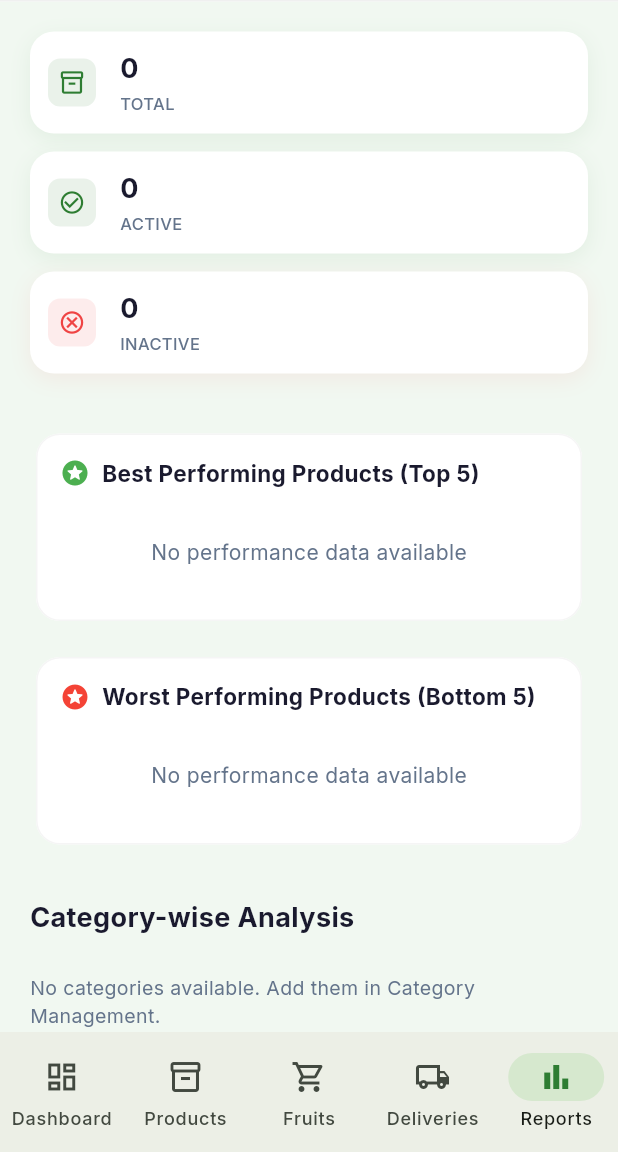
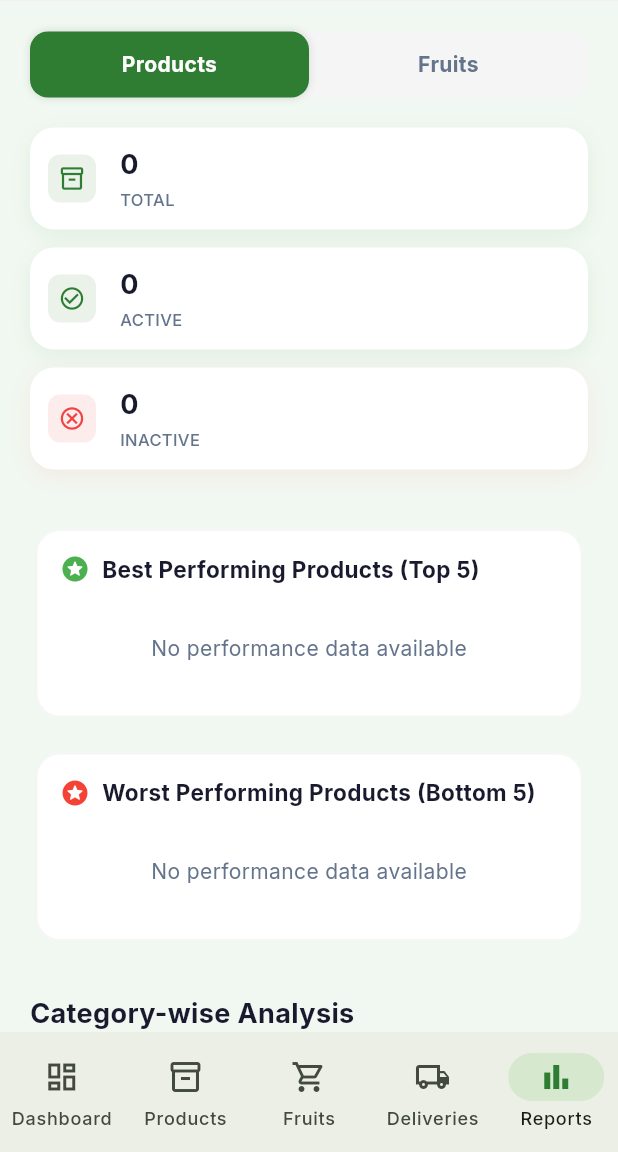
Before and after one commit to freelaunching123/healthy-home-foods, a Flutter app: the ReportsScreen screen opened by its route, on a phone screen of 412 x 824 dp, the part 84-1236 px from its top. Run offline on Flutter 3.47's test engine with Material 3 defaults, Android fonts, the phone set to English and light mode, and no system bars; our stand-ins replace cached_network_image, dio, firebase_core, firebase_messaging, fl_chart, flutter_local_notifications and 12 more; missing offline and left inert: dart:html, razorpay_flutter; accounts and stored records are empty; network calls fail.

Commit message:
feat: Add fruits report toggle in admin dashboard

```diff
--- a/mobile/lib/features/admin/screens/reports_screen.dart
+++ b/mobile/lib/features/admin/screens/reports_screen.dart
@@ -18,6 +18,7 @@ class _ReportsScreenState extends State<ReportsScreen> {
   final _api = ApiClient();
   bool _isLoadingSummary = true;
   bool _isLoadingCategoryData = false;
+  bool _showFruits = false;
   Map<String, dynamic>? _summaryData;
   List<dynamic> _categories = [];
   final GlobalKey<ScaffoldState> _scaffoldKey = GlobalKey<ScaffoldState>();
@@ -342,6 +343,45 @@ class _ReportsScreenState extends State<ReportsScreen> {
           : ListView(
                 padding: const EdgeInsets.all(20),
                 children: [
+                  Container(
+                    margin: const EdgeInsets.only(bottom: 20),
+                    decoration: BoxDecoration(
+                      color: Colors.grey.shade100,
+                      borderRadius: BorderRadius.circular(12),
+                    ),
+                    child: Row(
+                      children: [
+                        Expanded(
+                          child: GestureDetector(
+                            onTap: () => setState(() => _showFruits = false),
+                            child: Container(
+                              padding: const EdgeInsets.symmetric(vertical: 12),
+                              decoration: BoxDecoration(
+                                color: !_showFruits ? AppTheme.primaryGreen : Colors.transparent,
+                                borderRadius: BorderRadius.circular(12),
+                                boxShadow: !_showFruits ? [BoxShadow(color: Colors.black12, blurRadius: 4)] : [],
+                              ),
+                              child: Text('Products', textAlign: TextAlign.center, style: TextStyle(color: !_showFruits ? Colors.white : AppTheme.textSecondary, fontWeight: FontWeight.bold)),
+                            ),
+                          ),
+                        ),
+                        Expanded(
+                          child: GestureDetector(
+                            onTap: () => setState(() => _showFruits = true),
+                            child: Container(
+                              padding: const EdgeInsets.symmetric(vertical: 12),
+                              decoration: BoxDecoration(
+                                color: _showFruits ? AppTheme.primaryGreen : Colors.transparent,
+                                borderRadius: BorderRadius.circular(12),
+                                boxShadow: _showFruits ? [BoxShadow(color: Colors.black12, blurRadius: 4)] : [],
+                              ),
+                              child: Text('Fruits', textAlign: TextAlign.center, style: TextStyle(color: _showFruits ? Colors.white : AppTheme.textSecondary, fontWeight: FontWeight.bold)),
+                            ),
+                          ),
+                        ),
+                      ],
+                    ),
+                  ),
                   _buildStatRow(),
                   const SizedBox(height: 24),
                   _buildPerformanceLists(),
@@ -361,9 +401,10 @@ class _ReportsScreenState extends State<ReportsScreen> {
   }
 
   Widget _buildStatRow() {
-    final total = _summaryData?['total_products']?.toString() ?? '0';
-    final active = _summaryData?['active_products']?.toString() ?? '0';
-    final inactive = _summaryData?['inactive_products']?.toString() ?? '0';
+    final prefix = _showFruits ? 'fruits' : 'products';
+    final total = _summaryData?['total_$prefix']?.toString() ?? '0';
+    final active = _summaryData?['active_$prefix']?.toString() ?? '0';
+    final inactive = _summaryData?['inactive_$prefix']?.toString() ?? '0';
 
     return Column(
       children: [
@@ -390,14 +431,16 @@ class _ReportsScreenState extends State<ReportsScreen> {
   }
 
   Widget _buildPerformanceLists() {
-    final topList = _summaryData?['top_performing'] as List<dynamic>? ?? [];
-    final worstList = _summaryData?['worst_performing'] as List<dynamic>? ?? [];
+    final suffix = _showFruits ? '_fruits' : '';
+    final name = _showFruits ? 'Fruits' : 'Products';
+    final topList = _summaryData?['top_performing$suffix'] as List<dynamic>? ?? [];
+    final worstList = _summaryData?['worst_performing$suffix'] as List<dynamic>? ?? [];
 
     return Column(
       children: [
-        _buildPerformanceCard('Best Performing Products (Top 5)', topList, Colors.green),
+        _buildPerformanceCard('Best Performing $name (Top 5)', topList, Colors.green),
         const SizedBox(height: 16),
-        _buildPerformanceCard('Worst Performing Products (Bottom 5)', worstList, Colors.red),
+        _buildPerformanceCard('Worst Performing $name (Bottom 5)', worstList, Colors.red),
       ],
     );
   }
```
Also changed, not shown: 1 other file.
